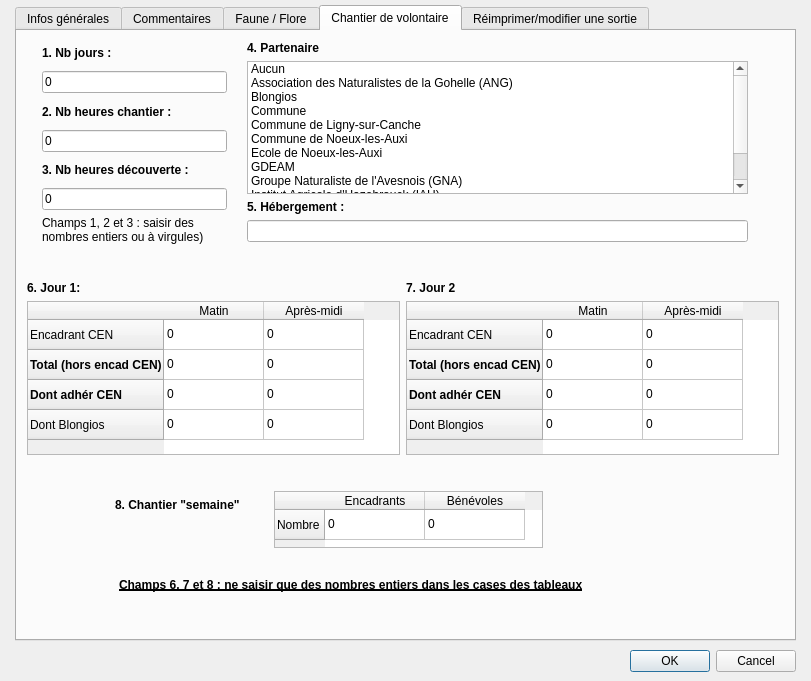
Before: the Qt Designer form ui_bdtravaux_sortie.ui in VincentD/bdtravaux, drawn with Qt 5.
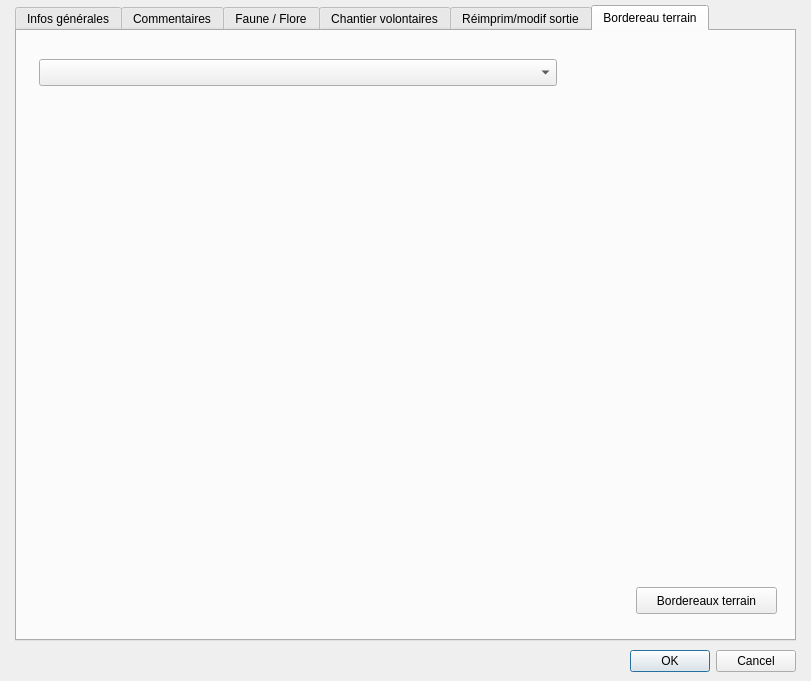
After: the same form once the commit is applied.

Commit message: Issue #86 : ajout d'un bouton "Bordereau de terrain" dans le module "Sortie". Combobox pour le choix du site et bouton pour le lancement du composeur ajoutés dans un nouvel onglet du module. Le composeur s'affiche bien avec le contour du site. Les autres fonctions de lancement du composeur ont été adaptées pour supprimer les effets de bord. Reste à gérer les étiquettes : que le code et le nom du site s'affichent, et que les autres mots-clés du modèle du composeur (ex : $date) soit remplacés par une valeur vide.

Diff of the .ui file:
```diff
--- a/ui_bdtravaux_sortie.ui
+++ b/ui_bdtravaux_sortie.ui
@@ -48,7 +48,7 @@
     <enum>QTabWidget::Rounded</enum>
    </property>
    <property name="currentIndex">
-    <number>3</number>
+    <number>5</number>
    </property>
    <widget class="QWidget" name="tab_quand">
     <property name="toolTip">
@@ -783,7 +783,7 @@
    </widget>
    <widget class="QWidget" name="tab_chantvol">
     <attribute name="title">
-     <string>Chantier de volontaire</string>
+     <string>Chantier volontaires</string>
     </attribute>
     <widget class="QWidget" name="layoutWidget_3">
      <property name="geometry">
@@ -1347,7 +1347,7 @@
    </widget>
    <widget class="QWidget" name="tab_exsortie">
     <attribute name="title">
-     <string>Réimprimer/modifier une sortie</string>
+     <string>Réimprim/modif sortie</string>
     </attribute>
     <widget class="QLabel" name="lbl_exsortiechx">
      <property name="geometry">
@@ -2013,6 +2013,34 @@
      </item>
     </widget>
    </widget>
+   <widget class="QWidget" name="tab_2">
+    <attribute name="title">
+     <string>Bordereau terrain</string>
+    </attribute>
+    <widget class="QPushButton" name="pbt_bordterr">
+     <property name="geometry">
+      <rect>
+       <x>619</x>
+       <y>556</y>
+       <width>141</width>
+       <height>27</height>
+      </rect>
+     </property>
+     <property name="text">
+      <string>Bordereaux terrain</string>
+     </property>
+    </widget>
+    <widget class="QComboBox" name="cbx_bordsite">
+     <property name="geometry">
+      <rect>
+       <x>22</x>
+       <y>28</y>
+       <width>518</width>
+       <height>27</height>
+      </rect>
+     </property>
+    </widget>
+   </widget>
   </widget>
  </widget>
  <tabstops>
```
The commit also changes 4 other files.
